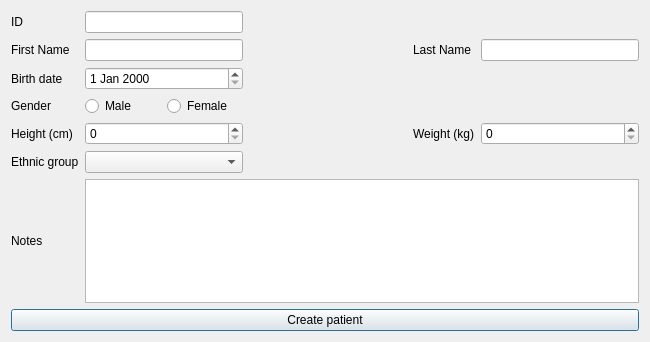
Above: CreatePatientWindow.ui from MIR-Software-Development/mir-clients-integrations before the change. Below: the same form after it.
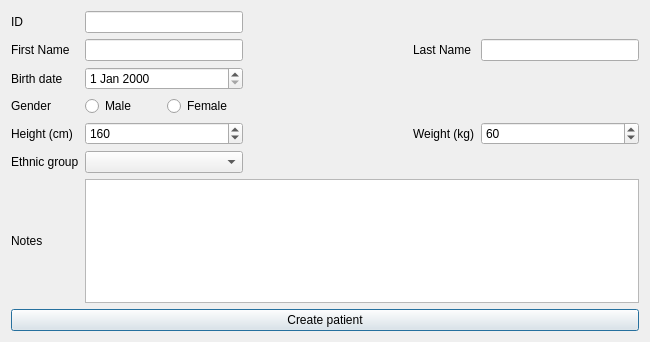
That is the form after the change.

Commit message: feat: add patient creation

The edit to the form file:
```diff
--- a/CreatePatientWindow.ui
+++ b/CreatePatientWindow.ui
@@ -119,10 +119,30 @@
       <widget class="QTextEdit" name="textEdit"/>
      </item>
      <item row="4" column="1">
-      <widget class="QSpinBox" name="spinBox"/>
+      <widget class="QSpinBox" name="sbPatientHeight">
+       <property name="minimum">
+        <number>20</number>
+       </property>
+       <property name="maximum">
+        <number>200</number>
+       </property>
+       <property name="value">
+        <number>160</number>
+       </property>
+      </widget>
      </item>
      <item row="4" column="4">
-      <widget class="QSpinBox" name="spinBox_2"/>
+      <widget class="QSpinBox" name="sbPatientWeight">
+       <property name="minimum">
+        <number>1</number>
+       </property>
+       <property name="maximum">
+        <number>300</number>
+       </property>
+       <property name="value">
+        <number>60</number>
+       </property>
+      </widget>
      </item>
      <item row="4" column="3">
       <widget class="QLabel" name="label_9">
```
Left out of the diff: 18 changed lines with no effect on the pictures. The commit also changes 14 other files.
